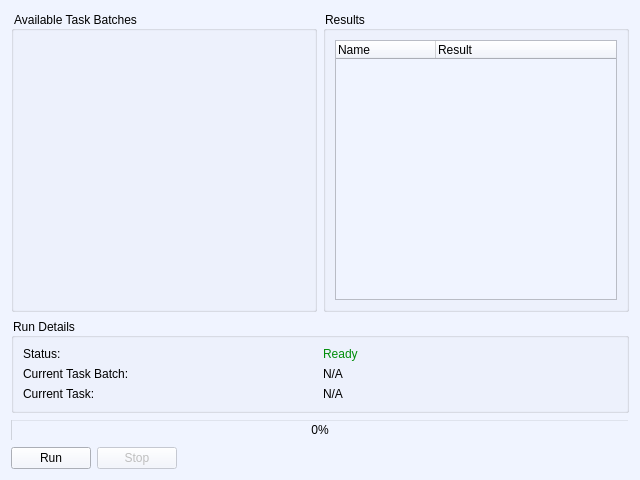
Above: Tools/Qt/TaskBatchesWidget.ui from klapeto/elpida before the change. Below: the same form after it.
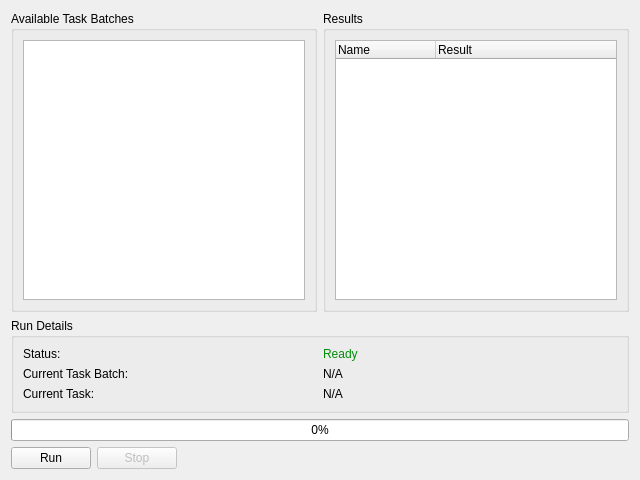
That is the form after the change.

```diff
--- a/Tools/Qt/TaskBatchesWidget.ui
+++ b/Tools/Qt/TaskBatchesWidget.ui
@@ -10,17 +10,11 @@
     <height>480</height>
    </rect>
   </property>
-  <property name="styleSheet">
-   <string notr="true">background: rgb(240,244,255)</string>
-  </property>
   <layout class="QVBoxLayout" name="verticalLayout">
    <item>
     <layout class="QHBoxLayout" name="hrLists">
      <item>
       <widget class="QGroupBox" name="gbTaskBatches">
-       <property name="styleSheet">
-        <string notr="true">background:transparent;</string>
-       </property>
        <property name="title">
         <string>Available Task Batches</string>
        </property>
@@ -33,18 +27,12 @@
      </item>
      <item>
       <widget class="QGroupBox" name="gbResults">
-       <property name="styleSheet">
-        <string notr="true">background:transparent;</string>
-       </property>
        <property name="title">
         <string>Results</string>
        </property>
        <layout class="QHBoxLayout" name="horizontalLayout_3">
         <item>
          <widget class="QTreeWidget" name="twResults">
-          <property name="styleSheet">
-           <string notr="true">background: rgb(240,244,255)</string>
-          </property>
           <column>
            <property name="text">
             <string>Name</string>
@@ -64,9 +52,6 @@
    </item>
    <item>
     <widget class="QGroupBox" name="bgRunDetails">
-     <property name="styleSheet">
-      <string notr="true">background:transparent;</string>
-     </property>
      <property name="title">
       <string>Run Details</string>
      </property>
@@ -118,9 +103,6 @@
    </item>
    <item>
     <widget class="QProgressBar" name="taskBatchRunProgress">
-     <property name="styleSheet">
-      <string notr="true">background:transparent;</string>
-     </property>
      <property name="value">
       <number>0</number>
      </property>
```
